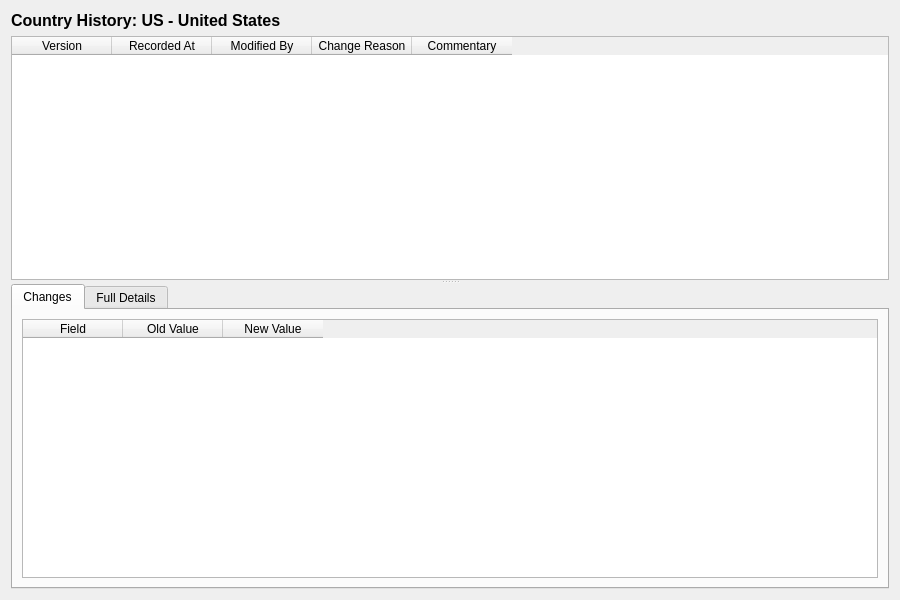
The window that projects/ores.qt/ui/CountryHistoryDialog.ui (OreStudio/OreStudio) describes before a commit, drawn with Qt 5.
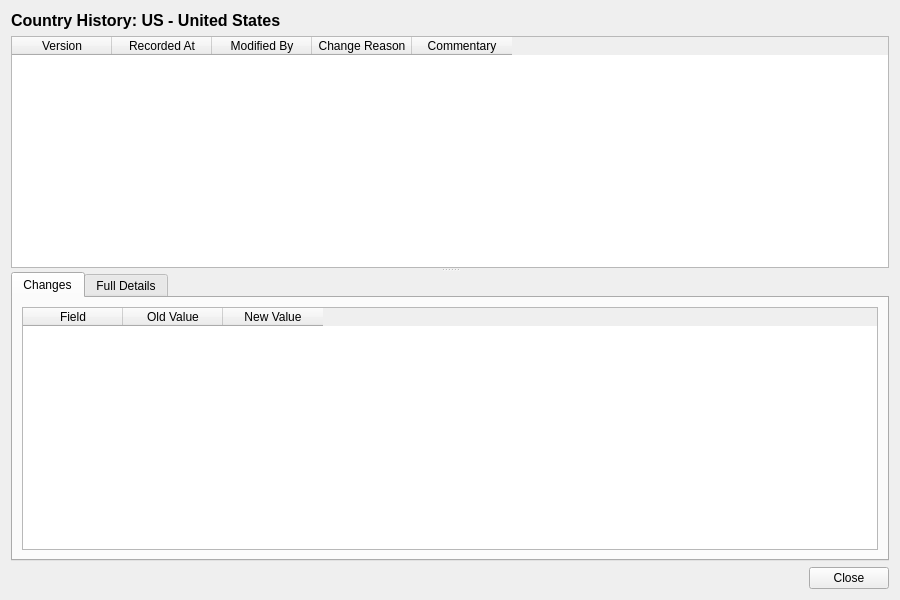
The same window after the commit.

Commit message: [qt] Remove toolbars from detail dialogs; add Close button throughout

Patch:
```diff
--- a/projects/ores.qt/ui/CountryHistoryDialog.ui
+++ b/projects/ores.qt/ui/CountryHistoryDialog.ui
@@ -278,6 +278,27 @@
      </widget>
     </widget>
    </item>
+   <item>
+    <layout class="QHBoxLayout" name="buttonLayout">
+     <item>
+      <spacer name="horizontalSpacer">
+       <property name="orientation">
+        <enum>Qt::Horizontal</enum>
+       </property>
+       <property name="sizeHint" stdset="0">
+        <size><width>40</width><height>20</height></size>
+       </property>
+      </spacer>
+     </item>
+     <item>
+      <widget class="QPushButton" name="closeButton">
+       <property name="text">
+        <string>Close</string>
+       </property>
+      </widget>
+     </item>
+    </layout>
+   </item>
   </layout>
  </widget>
  <resources/>
```
The commit also changes 201 other files.
